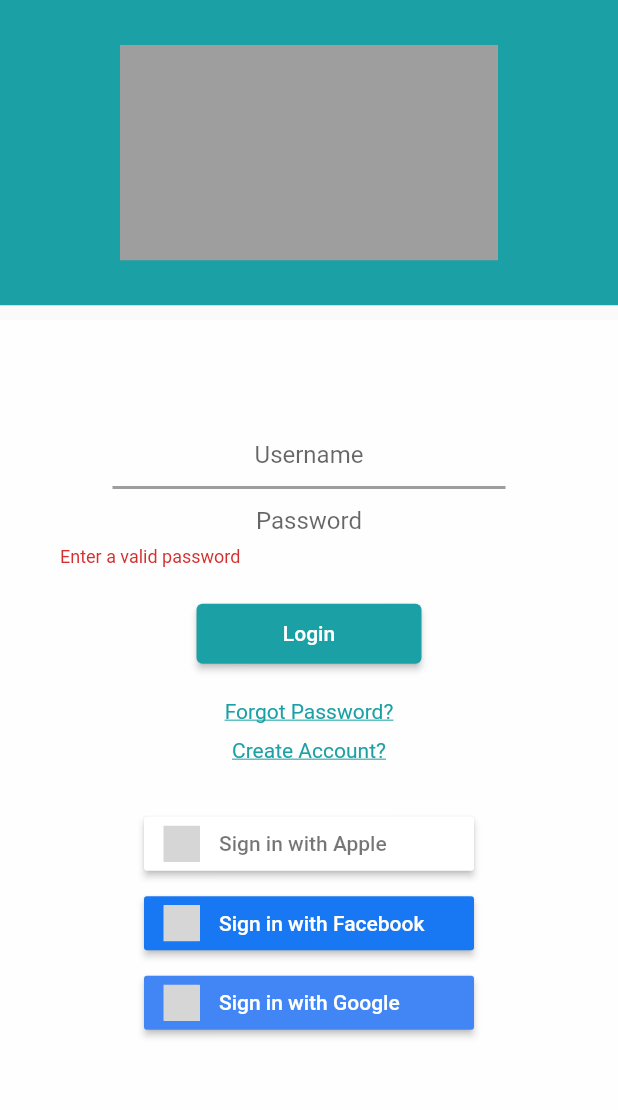
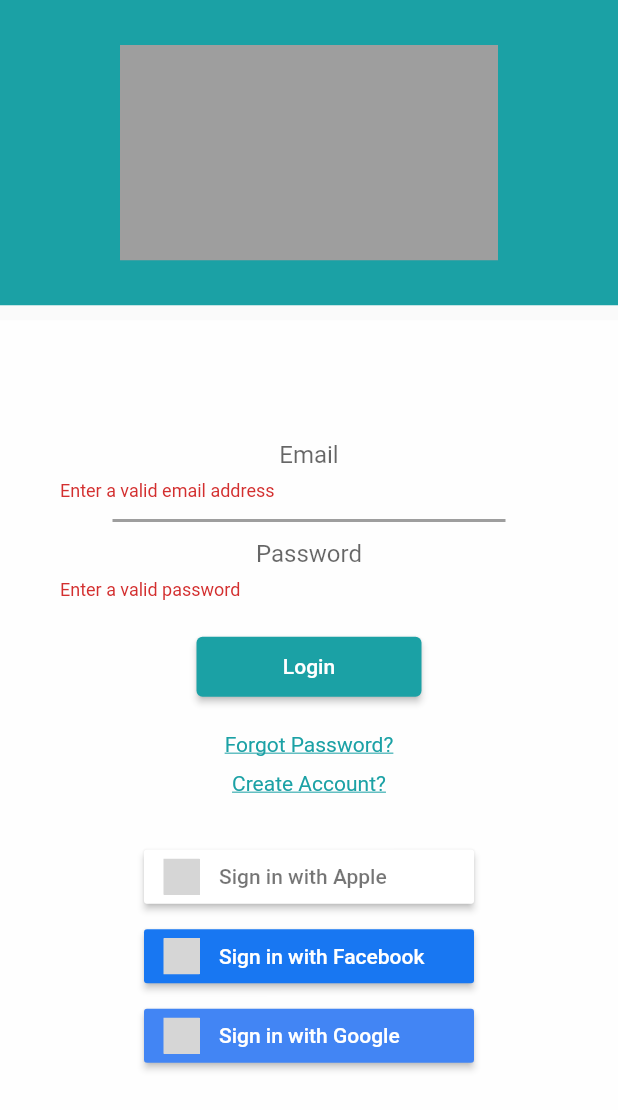
Before and after one commit to Uzairkhan98/Task-1, a Flutter app: the screen it shows after launch, after a tap on "Login", on a phone screen of 412 x 824 dp. Shown: the top 1110 px of the screen. Run offline on Flutter 3.47's test engine with Material 2 defaults, Android fonts, the phone set to English and light mode, and no system bars; our stand-ins replace flutter_signin_button; grey boxes are pictures that could not be loaded.

Commit message:
Changed username to email for signin

```diff
--- a/lib/Screens/Signin/home.dart
+++ b/lib/Screens/Signin/home.dart
@@ -41,11 +41,18 @@ class _SigninState extends State<Signin>  with InputValidationMixin{
                         const SizedBox(
                           height: 80,
                         ),
-                        const TextField(
+                        TextFormField(
                           textAlign: TextAlign.center,
-                          decoration: InputDecoration.collapsed(
-                            hintText: 'Username',
+                          decoration: const InputDecoration.collapsed(
+                            hintText: 'Email',
                           ),
+                          validator: (email) {
+                            if (isEmailValid(email!)) {
+                              return null;
+                            } else {
+                              return 'Enter a valid email address';
+                            }
+                          },
                         ),
                         const Padding(
                           padding: EdgeInsets.symmetric( horizontal: 30, vertical: 0),
@@ -63,6 +70,7 @@ class _SigninState extends State<Signin>  with InputValidationMixin{
                           decoration: const InputDecoration.collapsed(
                             hintText: 'Password',
                           ),
+
                           validator: (password) {
                             if (isPasswordValid(password!)) {
                               return null;
```
